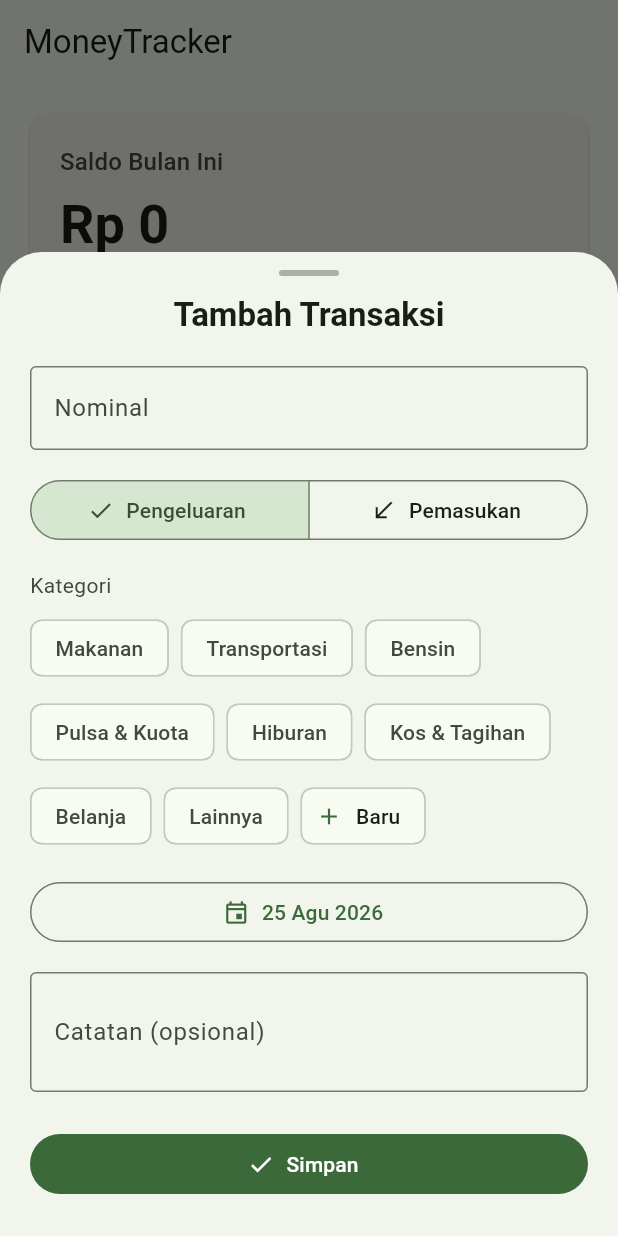
After one commit to andrest1101/money-tracker, a Flutter app: the screen it shows after launch, after a tap on "Catat", on a phone screen of 412 x 824 dp. The commit adds this screen. Run offline on Flutter 3.47's test engine with Material 3 defaults, Android fonts, the phone set to English and light mode, and no system bars; our stand-ins replace cloud_firestore, firebase_core, fl_chart, flutter_riverpod; accounts and stored records are empty.

Commit message:
feat: fase 1 - dashboard, pie chart & quick add transaction

```diff
--- /dev/null
+++ b/devtools_options.yaml
@@ -0,0 +1,3 @@
+description: This file stores settings for Dart & Flutter DevTools.
+documentation: https://docs.flutter.dev/tools/devtools/extensions#configure-extension-enablement-states
+extensions:
--- a/lib/features/dashboard/presentation/pages/dashboard_page.dart
+++ b/lib/features/dashboard/presentation/pages/dashboard_page.dart
@@ -2,6 +2,7 @@ import 'package:flutter/material.dart';
 import 'package:flutter_riverpod/flutter_riverpod.dart';
 
 import '../../../../core/utils/rupiah_formatter.dart';
+import '../../../transactions/presentation/widgets/quick_add_transaction_sheet.dart';
 import '../../domain/entities/monthly_summary_entity.dart';
 import '../providers/dashboard_providers.dart';
 import '../widgets/category_expense_pie_card.dart';
@@ -15,6 +16,15 @@ class DashboardPage extends ConsumerWidget {
 
     return Scaffold(
       appBar: AppBar(title: const Text('MoneyTracker')),
+      floatingActionButton: FloatingActionButton.extended(
+        onPressed: () => showModalBottomSheet<void>(
+          context: context,
+          isScrollControlled: true,
+          builder: (_) => const QuickAddTransactionSheet(),
+        ),
+        icon: const Icon(Icons.add),
+        label: const Text('Catat'),
+      ),
       body: summaryAsync.when(
         loading: () => const Center(child: CircularProgressIndicator()),
         error: (error, stackTrace) => _DashboardErrorView(
--- /dev/null
+++ b/lib/features/transactions/presentation/widgets/quick_add_transaction_sheet.dart
@@ -0,0 +1,319 @@
+import 'package:flutter/material.dart';
+import 'package:flutter/services.dart';
+import 'package:flutter_riverpod/flutter_riverpod.dart';
+
+import '../../../../core/utils/rupiah_formatter.dart';
+import '../../../dashboard/presentation/providers/dashboard_providers.dart';
+import '../../domain/entities/transaction_entity.dart';
+import '../providers/quick_add_controller.dart';
+
+const _monthNames = [
+  'Jan',
+  'Feb',
+  'Mar',
+  'Apr',
+  'Mei',
+  'Jun',
+  'Jul',
+  'Agu',
+  'Sep',
+  'Okt',
+  'Nov',
+  'Des',
+];
+
+class QuickAddTransactionSheet extends ConsumerStatefulWidget {
+  const QuickAddTransactionSheet({super.key});
+
+  @override
+  ConsumerState<QuickAddTransactionSheet> createState() =>
+      _QuickAddTransactionSheetState();
+}
+
+class _QuickAddTransactionSheetState
+    extends ConsumerState<QuickAddTransactionSheet> {
+  final _formKey = GlobalKey<FormState>();
+  final _amountController = TextEditingController();
+  final _noteController = TextEditingController();
+  final _customCategoryController = TextEditingController();
+
+  TransactionType _selectedType = TransactionType.expense;
+  String? _selectedCategory;
+  List<String> _extraCategories = const [];
+  DateTime _selectedDate = DateTime.now();
+
+  @override
+  void dispose() {
+    _amountController.dispose();
+    _noteController.dispose();
+    _customCategoryController.dispose();
+    super.dispose();
+  }
+
+  List<String> get _categories {
+    final base = _selectedType == TransactionType.expense
+        ? ref.watch(expenseCategoriesProvider)
+        : ref.watch(incomeCategoriesProvider);
+    return [...base, ..._extraCategories];
+  }
+
+  Future<void> _pickDate() async {
+    final picked = await showDatePicker(
+      context: context,
+      initialDate: _selectedDate,
+      firstDate: DateTime(DateTime.now().year - 2),
+      lastDate: DateTime.now(),
+    );
+    if (picked != null) {
+      setState(() => _selectedDate = picked);
+    }
+  }
+
+  Future<void> _addCustomCategory() async {
+    _customCategoryController.clear();
+    final category = await showDialog<String>(
+      context: context,
+      builder: (dialogContext) => AlertDialog(
+        title: const Text('Kategori Baru'),
+        content: TextField(
+          controller: _customCategoryController,
+          autofocus: true,
+          textCapitalization: TextCapitalization.words,
+          decoration: const InputDecoration(
+            labelText: 'Nama kategori',
+            hintText: 'Contoh: Kosmetik',
+          ),
+          onSubmitted: (value) => Navigator.of(dialogContext).pop(value),
+        ),
+        actions: [
+          TextButton(
+            onPressed: () => Navigator.of(dialogContext).pop(),
+            child: const Text('Batal'),
+          ),
+          FilledButton(
+            onPressed: () =>
+                Navigator.of(dialogContext).pop(_customCategoryController.text),
+            child: const Text('Tambah'),
+          ),
+        ],
+      ),
+    );
+
+    final trimmed = category?.trim();
+    if (trimmed == null || trimmed.isEmpty) return;
+
+    setState(() {
+      final alreadyExists = _extraCategories.contains(trimmed) ||
+          (_selectedType == TransactionType.expense
+                  ? ref.read(expenseCategoriesProvider)
+                  : ref.read(incomeCategoriesProvider))
+              .contains(trimmed);
+      if (!alreadyExists) {
+        _extraCategories = [..._extraCategories, trimmed];
+      }
+      _selectedCategory = trimmed;
+    });
+  }
+
+  void _switchType(TransactionType type) {
+    setState(() {
+      _selectedType = type;
+      final available = _categories;
+      if (!available.contains(_selectedCategory)) {
+        _selectedCategory = available.isEmpty ? null : available.first;
+      }
+    });
+  }
+
+  String? _validateAmount(String? value) {
+    final raw = value?.trim() ?? '';
+    if (raw.isEmpty) return 'Nominal wajib diisi';
+    final parsed = double.tryParse(raw);
+    if (parsed == null) return 'Nominal harus berupa angka';
+    if (parsed <= 0) return 'Nominal harus lebih dari 0';
+    return null;
+  }
+
+  Future<void> _submit() async {
+    if (!_formKey.currentState!.validate()) return;
+
+    final category = _selectedCategory;
+    if (category == null) {
+      ScaffoldMessenger.of(context).showSnackBar(
+        const SnackBar(content: Text('Pilih kategori dulu ya')),
+      );
+      return;
+    }
+
+    final amount = double.tryParse(_amountController.text.trim()) ?? 0;
+
+    final transaction = TransactionEntity(
+      id: DateTime.now().microsecondsSinceEpoch.toString(),
+      amount: amount,
+      type: _selectedType,
+      category: category,
+      date: _selectedDate,
+      note: _noteController.text.trim(),
+    );
+
+    final success = await ref
+        .read(quickAddControllerProvider.notifier)
+        .submit(transaction);
+
+    if (!mounted) return;
+    final messenger = ScaffoldMessenger.of(context);
+
+    if (success) {
+      Navigator.of(context).pop();
+      messenger.showSnackBar(
+        SnackBar(
+          content: Text('Transaksi ${formatRupiah(amount)} tersimpan!'),
+        ),
+      );
+    } else {
+      messenger.showSnackBar(
+        SnackBar(
+          content:
+              const Text('Gagal menyimpan transaksi. Coba lagi ya.'),
+          backgroundColor: Theme.of(context).colorScheme.error,
+        ),
+      );
+    }
+  }
+
+  @override
+  Widget build(BuildContext context) {
+    final theme = Theme.of(context);
+    final categories = _categories;
+    final isSaving = ref.watch(quickAddControllerProvider).isLoading;
+
+    return Padding(
+      padding: EdgeInsets.only(bottom: MediaQuery.viewInsetsOf(context).bottom),
+      child: SafeArea(
+        child: SingleChildScrollView(
+          padding: const EdgeInsets.fromLTRB(20, 12, 20, 24),
+          child: Form(
+            key: _formKey,
+            child: Column(
+              mainAxisSize: MainAxisSize.min,
+              crossAxisAlignment: CrossAxisAlignment.stretch,
+              children: [
+                Center(
+                  child: Container(
+                    width: 40,
+                    height: 4,
+                    decoration: BoxDecoration(
+                      color: theme.colorScheme.onSurfaceVariant
+                          .withValues(alpha: 0.4),
+                      borderRadius: BorderRadius.circular(2),
+                    ),
+                  ),
+                ),
+                const SizedBox(height: 12),
+                Text(
+                  'Tambah Transaksi',
+                  textAlign: TextAlign.center,
+                  style: theme.textTheme.titleLarge
+                      ?.copyWith(fontWeight: FontWeight.bold),
+                ),
+                const SizedBox(height: 20),
+                TextFormField(
+                  controller: _amountController,
+                  keyboardType: TextInputType.number,
+                  inputFormatters: [FilteringTextInputFormatter.digitsOnly],
+                  validator: _validateAmount,
+                  textInputAction: TextInputAction.next,
+                  decoration: const InputDecoration(
+                    labelText: 'Nominal',
+                    hintText: '25000',
+                    prefixText: 'Rp ',
+                    border: OutlineInputBorder(),
+                  ),
+                ),
+                const SizedBox(height: 16),
+                SegmentedButton<TransactionType>(
+                  segments: const [
+                    ButtonSegment(
+                      value: TransactionType.expense,
+                      icon: Icon(Icons.north_east),
+                      label: Text('Pengeluaran'),
+                    ),
+                    ButtonSegment(
+                      value: TransactionType.income,
+                      icon: Icon(Icons.south_west),
+                      label: Text('Pemasukan'),
+                    ),
+                  ],
+                  selected: {_selectedType},
+                  onSelectionChanged: (selection) =>
+                      _switchType(selection.first),
+                ),
+                const SizedBox(height: 16),
+                Align(
+                  alignment: Alignment.centerLeft,
+                  child: Text(
+                    'Kategori',
+                    style: theme.textTheme.bodyMedium?.copyWith(
+                      color: theme.colorScheme.onSurfaceVariant,
+                    ),
+                  ),
+                ),
+                const SizedBox(height: 8),
+                Wrap(
+                  spacing: 8,
+                  runSpacing: 8,
+                  children: [
+                    for (final category in categories)
+                      ChoiceChip(
+                        label: Text(category),
+                        selected: _selectedCategory == category,
+                        onSelected: (_) =>
+                            setState(() => _selectedCategory = category),
+                      ),
+                    ActionChip(
+                      avatar: const Icon(Icons.add, size: 18),
+                      label: const Text('Baru'),
+                      onPressed: _addCustomCategory,
+                    ),
+                  ],
+                ),
+                const SizedBox(height: 16),
+                OutlinedButton.icon(
+                  onPressed: _pickDate,
+                  icon: const Icon(Icons.event_outlined),
+                  label: Text(
+                    '${_selectedDate.day} ${_monthNames[_selectedDate.month - 1]} '
+                    '${_selectedDate.year}',
+                  ),
+                ),
+                const SizedBox(height: 16),
+                TextFormField(
+                  controller: _noteController,
+                  maxLines: 2,
+                  textCapitalization: TextCapitalization.sentences,
+                  decoration: const InputDecoration(
+                    labelText: 'Catatan (opsional)',
+                    hintText: 'Contoh: makan siang di warteg',
+                    border: OutlineInputBorder(),
+                  ),
+                ),
+                const SizedBox(height: 24),
+                FilledButton.icon(
+                  onPressed: isSaving ? null : _submit,
+                  icon: isSaving
+                      ? const SizedBox(
+                          width: 16,
+                          height: 16,
+                          child: CircularProgressIndicator(strokeWidth: 2),
+                        )
+                      : const Icon(Icons.check),
+                  label: Text(isSaving ? 'Menyimpan...' : 'Simpan'),
+                ),
+              ],
+            ),
+          ),
+        ),
+      ),
+    );
+  }
+}
```
Also changed, not shown: lib/features/dashboard/presentation/providers/dashboard_providers.dart (+48 -0 lines), lib/features/transactions/presentation/providers/quick_add_controller.dart (added, +27 -0 lines), 2 other files.
